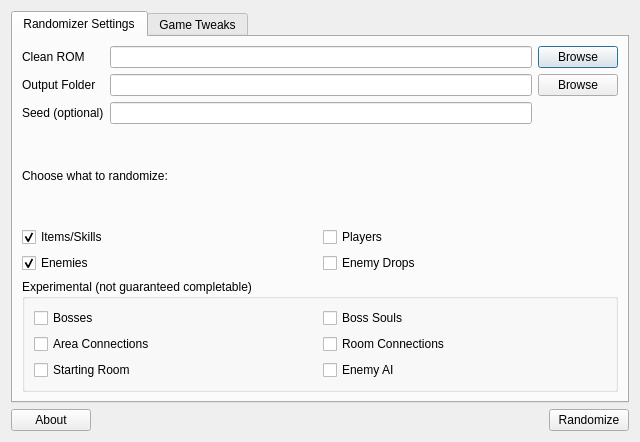
Qt form randomizer.ui (LagoLunatic/dsvrandom) before a commit.
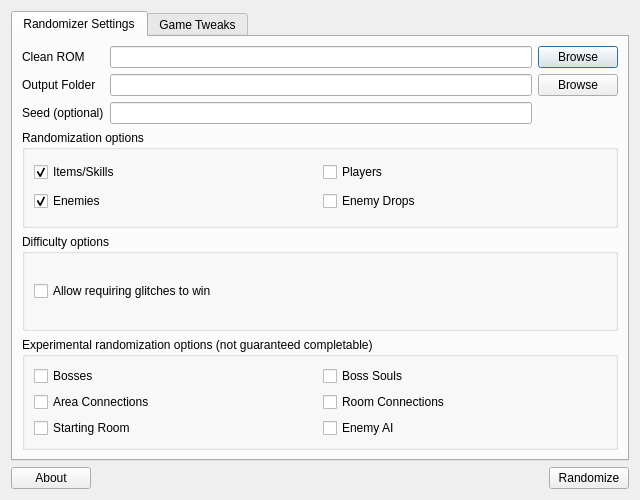
The same form after that commit. Icons and pictures are not drawn.

Commit message: Add option to disable glitches as requirements

Patch:
```diff
--- a/randomizer.ui
+++ b/randomizer.ui
@@ -7,7 +7,7 @@
     <x>0</x>
     <y>0</y>
     <width>640</width>
-    <height>442</height>
+    <height>500</height>
    </rect>
   </property>
   <property name="windowTitle">
@@ -77,12 +77,11 @@
         </layout>
        </item>
        <item>
-        <widget class="QLabel" name="label_4">
-         <property name="text">
-          <string>Choose what to randomize:</string>
+        <widget class="QGroupBox" name="groupBox_7">
+         <property name="title">
+          <string>Randomization options</string>
          </property>
-        </widget>
-       </item>
+         <layout class="QVBoxLayout" name="verticalLayout_6">
        <item>
         <layout class="QHBoxLayout" name="horizontalLayout">
          <item>
@@ -125,10 +124,29 @@
          </item>
         </layout>
        </item>
+         </layout>
+        </widget>
+       </item>
+       <item>
+        <widget class="QGroupBox" name="groupBox_6">
+         <property name="title">
+          <string>Difficulty options</string>
+         </property>
+         <layout class="QVBoxLayout" name="verticalLayout_5">
+          <item>
+           <widget class="QCheckBox" name="enable_glitch_reqs">
+            <property name="text">
+             <string>Allow requiring glitches to win</string>
+            </property>
+           </widget>
+          </item>
+         </layout>
+        </widget>
+       </item>
        <item>
         <widget class="QGroupBox" name="groupBox_5">
          <property name="title">
-          <string>Experimental (not guaranteed completable)</string>
+          <string>Experimental randomization options (not guaranteed completable)</string>
          </property>
          <layout class="QVBoxLayout" name="verticalLayout_3">
           <item>
```
Lines whose indentation alone changed are shown as unchanged. The commit also changes 4 other files.
